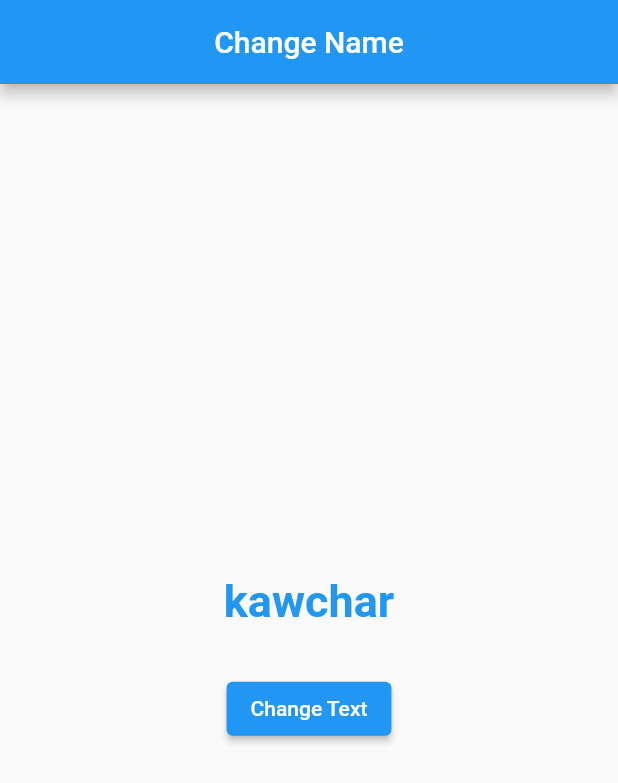
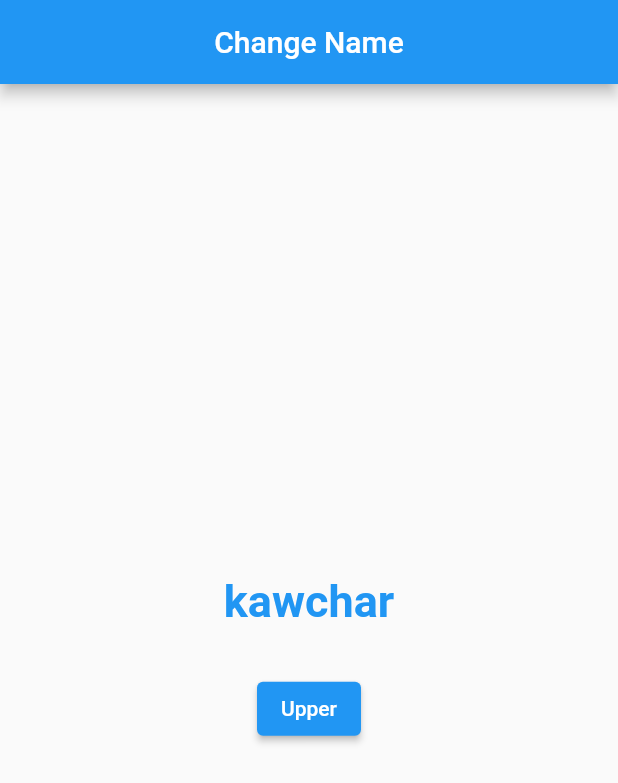
Before and after one commit to rifathossain82/kawchar-s-project, a Flutter app: the screen it shows after launch, on a phone screen of 412 x 824 dp. Shown: the top 783 px of the screen. Run offline on Flutter 3.47's test engine with Material 2 defaults, Android fonts, the phone set to English and light mode, and no system bars; our stand-ins replace get.

Commit message:
add task 2

```diff
--- a/lib/src/controller/studentController.dart
+++ b/lib/src/controller/studentController.dart
@@ -3,6 +3,7 @@ import 'package:get/get.dart';
 class StudentController extends GetxController{
   var isloading=false.obs;
   var name="kawchar".obs;
+  var isUpper=false.obs;
   var age = 24.obs;
   var count=0.obs;
 
@@ -12,8 +13,10 @@ class StudentController extends GetxController{
 
   void changeText(){
     if(name.contains("kawchar")){
+      isUpper(true);
       name.value=name.value.toUpperCase();
     }else{
+      isUpper(false);
       name.value=name.value.toLowerCase();
     }
   }
--- a/lib/src/pages/task2/studentScreen.dart
+++ b/lib/src/pages/task2/studentScreen.dart
@@ -27,7 +27,9 @@ class StudentScreen extends StatelessWidget {
                 onPressed: (){
                   studentController.changeText();
                 },
-                child: Text('Change Text')
+                child: Obx((){
+                  return Text(studentController.isUpper.value? "Lower" : "Upper");
+                }),
             ),
           ],
         ),
```
